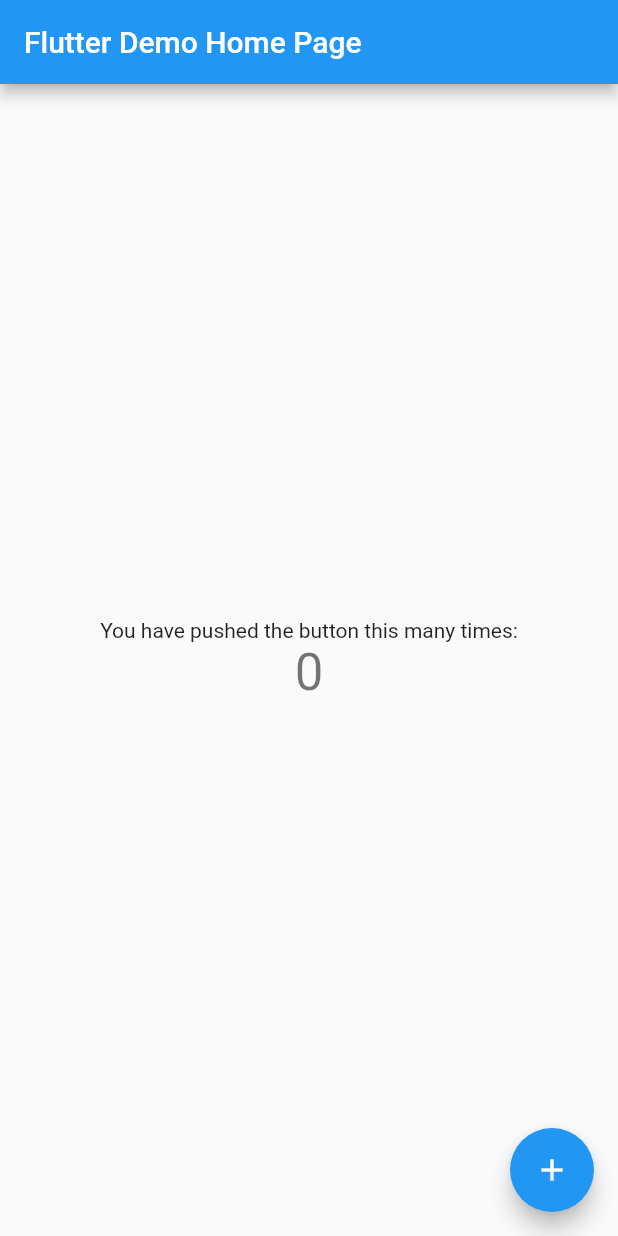
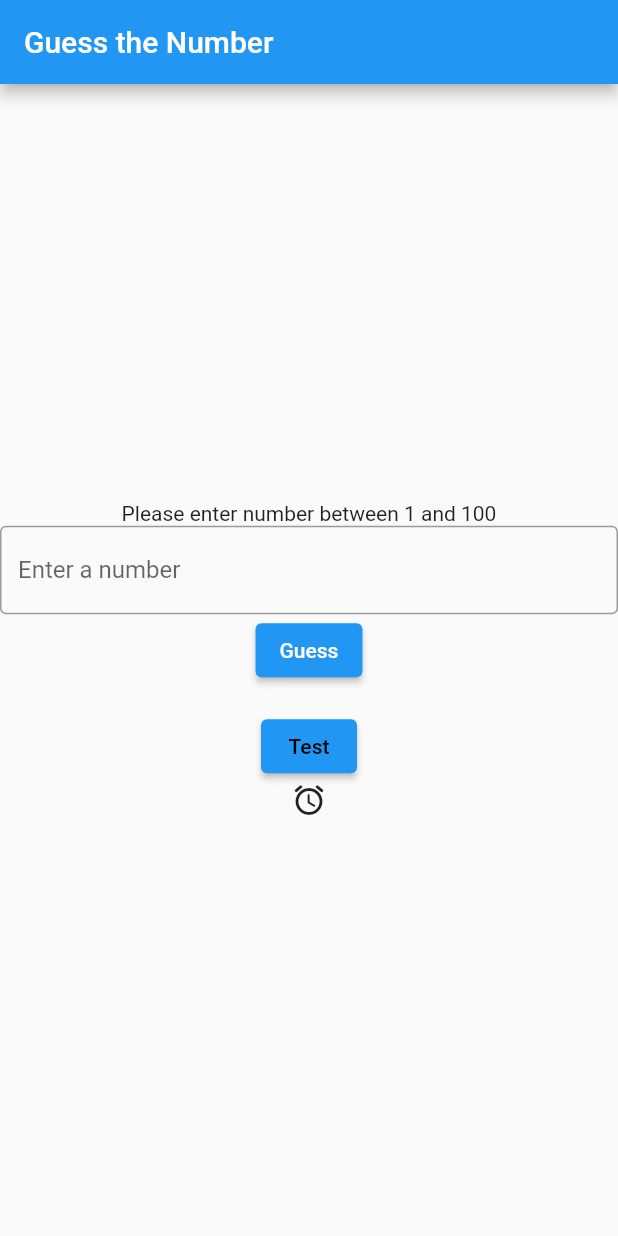
Before and after one commit to yanisa2545/mobile, a Flutter app: the screen it shows after launch, on a phone screen of 412 x 824 dp. Run offline on Flutter 3.47's test engine with Material 2 defaults, Android fonts, the phone set to English and light mode, and no system bars.

Commit message:
เพิ่ม ui

```diff
--- /dev/null
+++ b/lib/game.dart
@@ -0,0 +1,39 @@
+import 'dart:math';
+
+enum Result {
+  tooHigh,
+  tooLow,
+  correct
+}
+
+class Game {
+  static const defaultMaxRandom = 100;
+  int? _answer;
+  int _guessCount = 0;
+  static final List<int> guessCountList = [];
+
+  Game({int maxRandom = defaultMaxRandom}) {
+    var r = Random();
+    _answer = r.nextInt(maxRandom) + 1;
+    print('The answer is $_answer');
+  }
+
+  int get guessCount {
+    return _guessCount;
+  }
+
+  void addCountList() {
+    guessCountList.add(_guessCount);
+  }
+
+  Result doGuess(int num) {
+    _guessCount++;
+    if (num > _answer!) {
+      return Result.tooHigh;
+    } else if (num < _answer!) {
+      return Result.tooLow;
+    } else {
+      return Result.correct;
+    }
+  }
+}
--- a/lib/main.dart
+++ b/lib/main.dart
@@ -1,5 +1,5 @@
 import 'package:flutter/material.dart';
-
+import 'package:mobile/pages/game_page.dart';
 void main() {
   runApp(const MyApp());
 }
@@ -7,109 +7,14 @@ void main() {
 class MyApp extends StatelessWidget {
   const MyApp({Key? key}) : super(key: key);
 
-  // This widget is the root of your application.
   @override
   Widget build(BuildContext context) {
     return MaterialApp(
-      title: 'Hello Flutter',
+      title: 'Flutter Demo',
       theme: ThemeData(
-        // This is the theme of your application.
-        //
-        // Try running your application with "flutter run". You'll see the
-        // application has a blue toolbar. Then, without quitting the app, try
-        // changing the primarySwatch below to Colors.green and then invoke
-        // "hot reload" (press "r" in the console where you ran "flutter run",
-        // or simply save your changes to "hot reload" in a Flutter IDE).
-        // Notice that the counter didn't reset back to zero; the application
-        // is not restarted.
         primarySwatch: Colors.blue,
       ),
-      home: const MyHomePage(title: 'Flutter Demo Home Page'),
+      home: GamePage(),
     );
   }
 }
-
-class MyHomePage extends StatefulWidget {
-  const MyHomePage({Key? key, required this.title}) : super(key: key);
-
-  // This widget is the home page of your application. It is stateful, meaning
-  // that it has a State object (defined below) that contains fields that affect
-  // how it looks.
-
-  // This class is the configuration for the state. It holds the values (in this
-  // case the title) provided by the parent (in this case the App widget) and
-  // used by the build method of the State. Fields in a Widget subclass are
-  // always marked "final".
-
-  final String title;
-
-  @override
-  State<MyHomePage> createState() => _MyHomePageState();
-}
-
-class _MyHomePageState extends State<MyHomePage> {
-  int _counter = 0;
-
-  void _incrementCounter() {
-    setState(() {
-      // This call to setState tells the Flutter framework that something has
-      // changed in this State, which causes it to rerun the build method below
-      // so that the display can reflect the updated values. If we changed
-      // _counter without calling setState(), then the build method would not be
-      // called again, and so nothing would appear to happen.
-      _counter++;
-    });
-  }
-
-  @override
-  Widget build(BuildContext context) {
-    // This method is rerun every time setState is called, for instance as done
-    // by the _incrementCounter method above.
-    //
-    // The Flutter framework has been optimized to make rerunning build methods
-    // fast, so that you can just rebuild anything that needs updating rather
-    // than having to individually change instances of widgets.
-    return Scaffold(
-      appBar: AppBar(
-        // Here we take the value from the MyHomePage object that was created by
-        // the App.build method, and use it to set our appbar title.
-        title: Text(widget.title),
-      ),
-      body: Center(
-        // Center is a layout widget. It takes a single child and positions it
-        // in the middle of the parent.
-        child: Column(
-          // Column is also a layout widget. It takes a list of children and
-          // arranges them vertically. By default, it sizes itself to fit its
-          // children horizontally, and tries to be as tall as its parent.
-          //
-          // Invoke "debug painting" (press "p" in the console, choose the
-          // "Toggle Debug Paint" action from the Flutter Inspector in Android
-          // Studio, or the "Toggle Debug Paint" command in Visual Studio Code)
-          // to see the wireframe for each widget.
-          //
-          // Column has various properties to control how it sizes itself and
-          // how it positions its children. Here we use mainAxisAlignment to
-          // center the children vertically; the main axis here is the vertical
-          // axis because Columns are vertical (the cross axis would be
-          // horizontal).
-          mainAxisAlignment: MainAxisAlignment.center,
-          children: <Widget>[
-            const Text(
-              'You have pushed the button this many times:',
-            ),
-            Text(
-              '$_counter',
-              style: Theme.of(context).textTheme.headline4,
-            ),
-          ],
-        ),
-      ),
-      floatingActionButton: FloatingActionButton(
-        onPressed: _incrementCounter,
-        tooltip: 'Increment',
-        child: const Icon(Icons.add),
-      ), // This trailing comma makes auto-formatting nicer for build methods.
-    );
-  }
-}
--- /dev/null
+++ b/lib/pages/game_page.dart
@@ -0,0 +1,89 @@
+import 'package:flutter/material.dart';
+import 'package:mobile/game.dart';
+
+class GamePage extends StatefulWidget {
+  @override
+  State<GamePage> createState() => _GamePageState();
+}
+
+class _GamePageState extends State<GamePage> {
+  final _controller = TextEditingController();
+  final _game = Game();
+  var _feedbacktext = '';
+  var _showTestButton = false;
+  void handleClickGuess() {
+   setState(() {
+     _showTestButton = !_showTestButton;
+   });
+    print('Button clicked!');
+    print(_controller.text);
+    var guess = int.tryParse(_controller.text);
+    if (guess == null) {
+      //แจ้งerror
+      print('Input error');
+      setState(() {
+        _feedbacktext = 'Input error, please try again';
+      });
+    } else {
+      var result = _game.doGuess(guess);
+      if (result == Result.tooHigh) {
+        //ทายมากไป
+        print('Too high');
+        setState(() {
+          _feedbacktext = 'Too high, please try again';
+        });
+      } else if (result == Result.tooLow) {
+        //ทายน้อยไป
+        print('Too low');
+        setState(() {
+          _feedbacktext = 'Too low, please try again';
+        });
+      } else {
+        //ทายถูก
+        print('corret');
+        setState(() {
+          _feedbacktext = 'Good job!!!!';
+        });
+      }
+    }
+  }
+
+  @override
+  Widget build(BuildContext context) {
+    return Scaffold(
+      appBar: AppBar(title: const Text('Guess the Number')),
+      body: Center(
+        child: Column(
+          mainAxisAlignment: MainAxisAlignment.center,
+          // crossAxisAlignment: CrossAxisAlignment.center,
+          children: [
+            const Text('Please enter number between 1 and 100'),
+            TextField(
+              controller: _controller,
+              decoration: const InputDecoration(
+                border: OutlineInputBorder(),
+                hintText: 'Enter a number',
+              ),
+            ),
+            //callback function
+            ElevatedButton(
+              onPressed: handleClickGuess,
+              child: Text('Guess'),
+            ),
+            Text(_feedbacktext),
+
+             ElevatedButton(
+             style: OutlinedButton.styleFrom(
+               primary: _showTestButton ? Colors.pink : Colors.black,
+               //หรือใช้backgroundColor แทนตรงprimary
+             ),
+              onPressed: (){},
+              child: Text('Test'),
+            ),
+            Icon(_showTestButton ? Icons.print : Icons.access_alarm_rounded),
+          ],
+        ),
+      ),
+    );
+  }
+}
```
